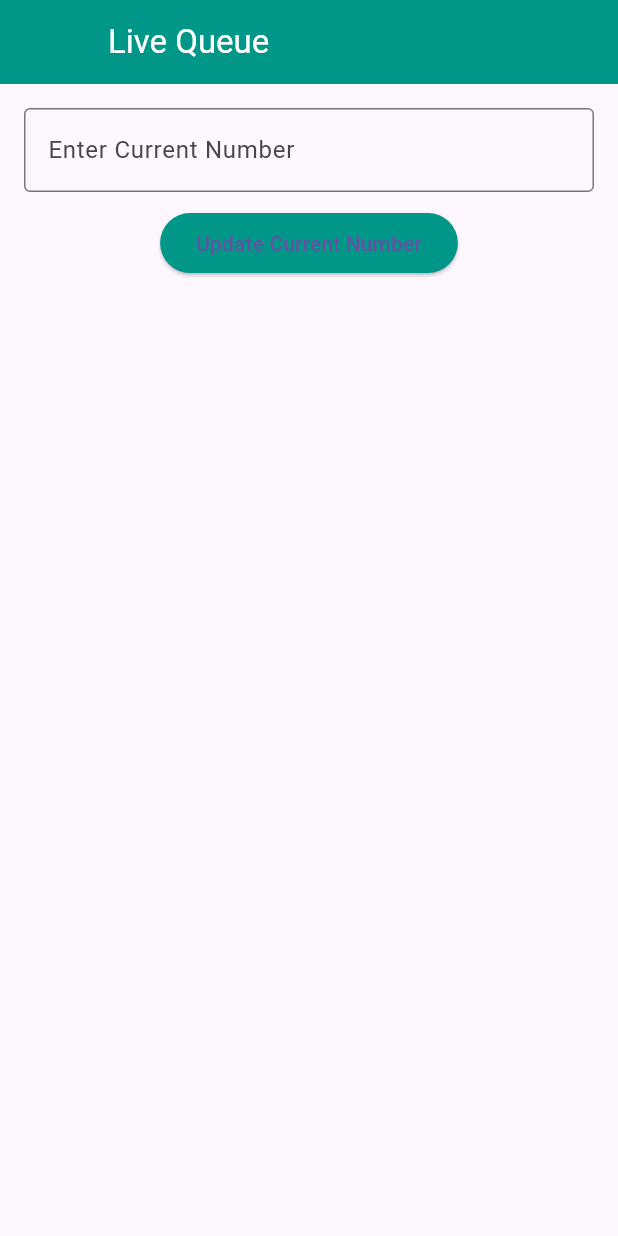
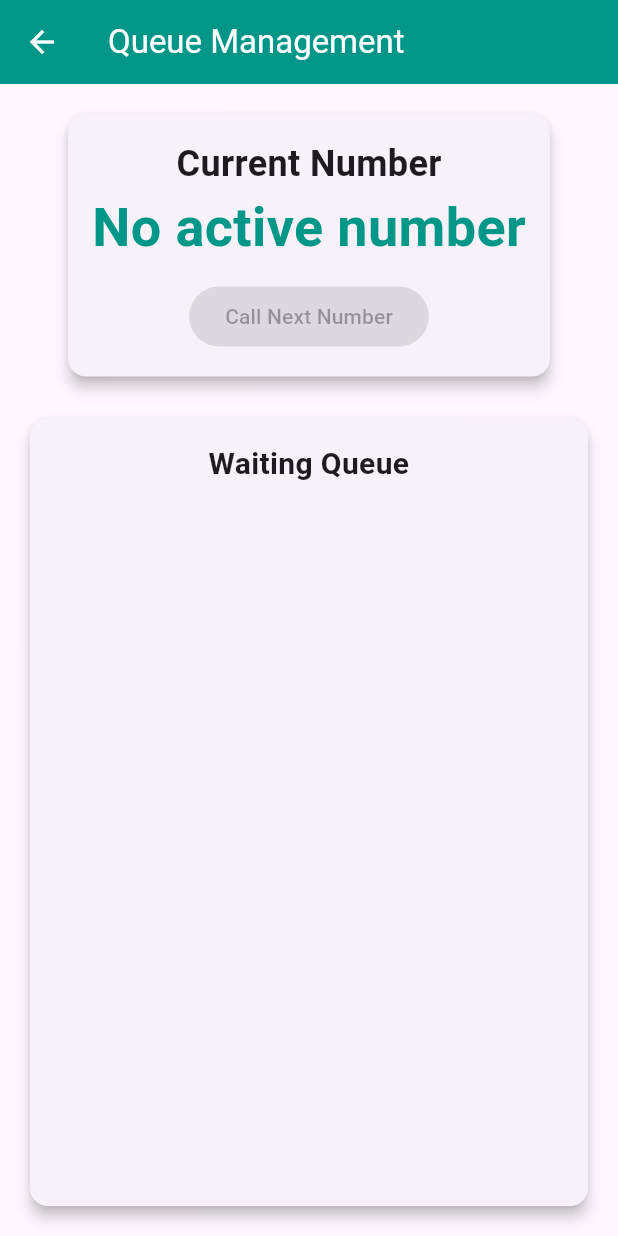
Before and after one commit to LinChongHui/PKU-APPOINTMENT-SYSTEM, a Flutter app: the AdminScreen screen opened directly, on a phone screen of 412 x 824 dp. Run offline on Flutter 3.47's test engine with Material 3 defaults, Android fonts, the phone set to English and light mode, and no system bars; our stand-ins replace cloud_firestore, firebase_auth, firebase_core, firebase_storage, flutter_map, latlong2 and 2 more; accounts and stored records are empty.

Commit message:
change for Live Queue

```diff
--- a/lib/page/Admin_LiveQueueManagement.dart
+++ b/lib/page/Admin_LiveQueueManagement.dart
@@ -7,23 +7,42 @@ class AdminScreen extends StatefulWidget {
 }
 
 class _AdminScreenState extends State<AdminScreen> {
-  final TextEditingController _currentNumberController =
-      TextEditingController();
-  final QueueService _queueService = QueueService(); // Instance of the service
+  final QueueService _queueService = QueueService();
+  int? _currentNumber;
+  List<int> _queueNumbers = [];
 
-  void _updateCurrentNumber() async {
-    if (_currentNumberController.text.isNotEmpty) {
-      int newNumber = int.parse(_currentNumberController.text);
+  @override
+  void initState() {
+    super.initState();
+    _listenToQueueUpdates();
+  }
 
+  void _listenToQueueUpdates() {
+    _queueService.listenToCurrentNumber().listen((currentNumber) {
+      setState(() {
+        _currentNumber = currentNumber;
+      });
+    });
+
+    _queueService.listenToQueue().listen((queueNumbers) {
+      setState(() {
+        _queueNumbers = queueNumbers;
+      });
+    });
+  }
+
+  void _callNextNumber() async {
+    if (_queueNumbers.isNotEmpty) {
+      int nextNumber = _queueNumbers[0];
       try {
-        await _queueService.updateCurrentNumber(newNumber);
-        _currentNumberController.clear();
+        await _queueService.updateCurrentNumber(nextNumber);
+        await _queueService.removeFromQueue(nextNumber);
         ScaffoldMessenger.of(context).showSnackBar(
-          SnackBar(content: Text('Current number updated successfully!')),
+          SnackBar(content: Text('Called number $nextNumber')),
         );
       } catch (e) {
         ScaffoldMessenger.of(context).showSnackBar(
-          SnackBar(content: Text('Failed to update current number')),
+          SnackBar(content: Text('Failed to call next number')),
         );
       }
     }
@@ -34,30 +53,88 @@ class _AdminScreenState extends State<AdminScreen> {
     return Scaffold(
       appBar: AppBar(
         backgroundColor: Colors.teal,
-        iconTheme: IconThemeData(color: Colors.white), // Back arrow color
+        iconTheme: IconThemeData(color: Colors.white),
         title: Text(
-          'Live Queue',
-          style: TextStyle(color: Colors.white), // Title color
+          'Queue Management',
+          style: TextStyle(color: Colors.white),
         ),
-        leading: Container(), // Removes the back arrow button
       ),
       body: Padding(
         padding: const EdgeInsets.all(16.0),
         child: Column(
           children: [
-            TextField(
-              controller: _currentNumberController,
-              keyboardType: TextInputType.number,
-              decoration: InputDecoration(
-                labelText: 'Enter Current Number',
-                border: OutlineInputBorder(),
+            Card(
+              elevation: 4,
+              child: Padding(
+                padding: const EdgeInsets.all(16.0),
+                child: Column(
+                  children: [
+                    Text(
+                      'Current Number',
+                      style: TextStyle(
+                        fontSize: 24,
+                        fontWeight: FontWeight.bold,
+                      ),
+                    ),
+                    Text(
+                      '${_currentNumber ?? "No active number"}',
+                      style: TextStyle(
+                        fontSize: 36,
+                        color: Colors.teal,
+                        fontWeight: FontWeight.bold,
+                      ),
+                    ),
+                    SizedBox(height: 10),
+                    ElevatedButton(
+                      onPressed:
+                          _queueNumbers.isNotEmpty ? _callNextNumber : null,
+                      child: Text('Call Next Number'),
+                      style: ElevatedButton.styleFrom(
+                          backgroundColor: Colors.teal),
+                    ),
+                  ],
+                ),
               ),
             ),
-            SizedBox(height: 10),
-            ElevatedButton(
-              onPressed: _updateCurrentNumber,
-              child: Text('Update Current Number'),
-              style: ElevatedButton.styleFrom(backgroundColor: Colors.teal),
+            SizedBox(height: 20),
+            Expanded(
+              child: Card(
+                elevation: 4,
+                child: Padding(
+                  padding: const EdgeInsets.all(16.0),
+                  child: Column(
+                    crossAxisAlignment: CrossAxisAlignment.stretch,
+                    children: [
+                      Text(
+                        'Waiting Queue',
+                        style: TextStyle(
+                          fontSize: 20,
+                          fontWeight: FontWeight.bold,
+                        ),
+                        textAlign: TextAlign.center,
+                      ),
+                      SizedBox(height: 10),
+                      Expanded(
+                        child: ListView.builder(
+                          itemCount: _queueNumbers.length,
+                          itemBuilder: (context, index) {
+                            return ListTile(
+                              leading: CircleAvatar(
+                                backgroundColor: Colors.teal,
+                                child: Text('${index + 1}'),
+                              ),
+                              title: Text(
+                                'Token #${_queueNumbers[index]}',
+                                style: TextStyle(fontSize: 16),
+                              ),
+                            );
+                          },
+                        ),
+                      ),
+                    ],
+                  ),
+                ),
+              ),
             ),
           ],
         ),
```
Also changed, not shown: lib/back-end/firebase_AdminUpdateQueue.dart (+37 -6 lines), lib/back-end/firebase_UserLiveQueue.dart (+33 -6 lines), lib/page/User_LiveQueue_user.dart (+74 -85 lines).
